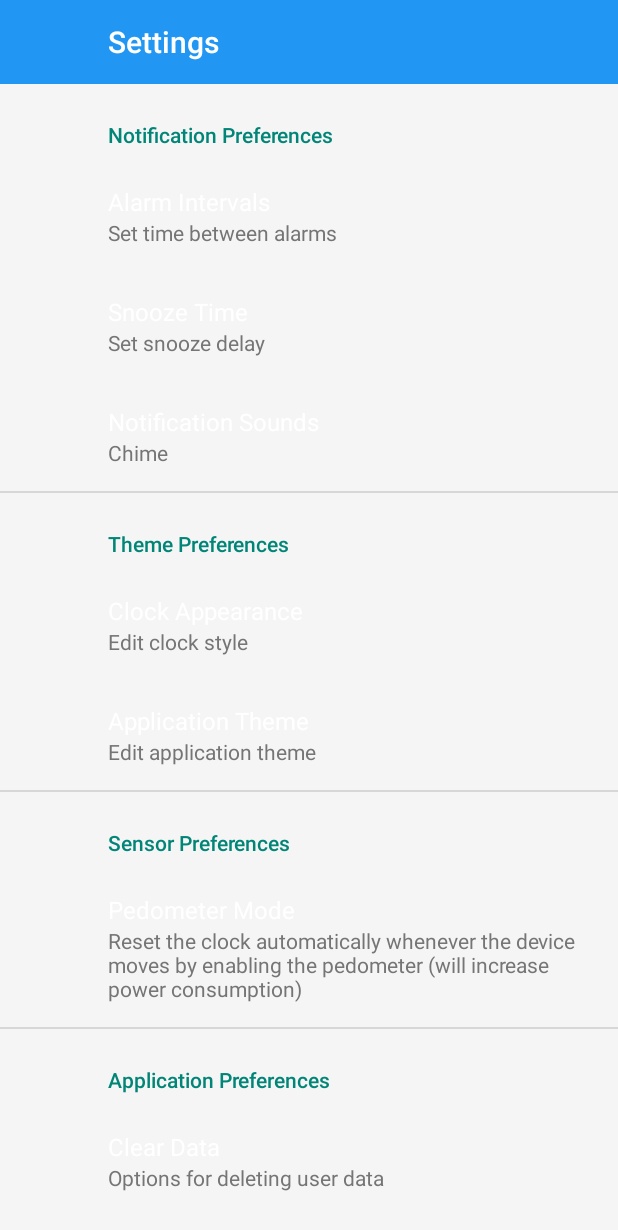
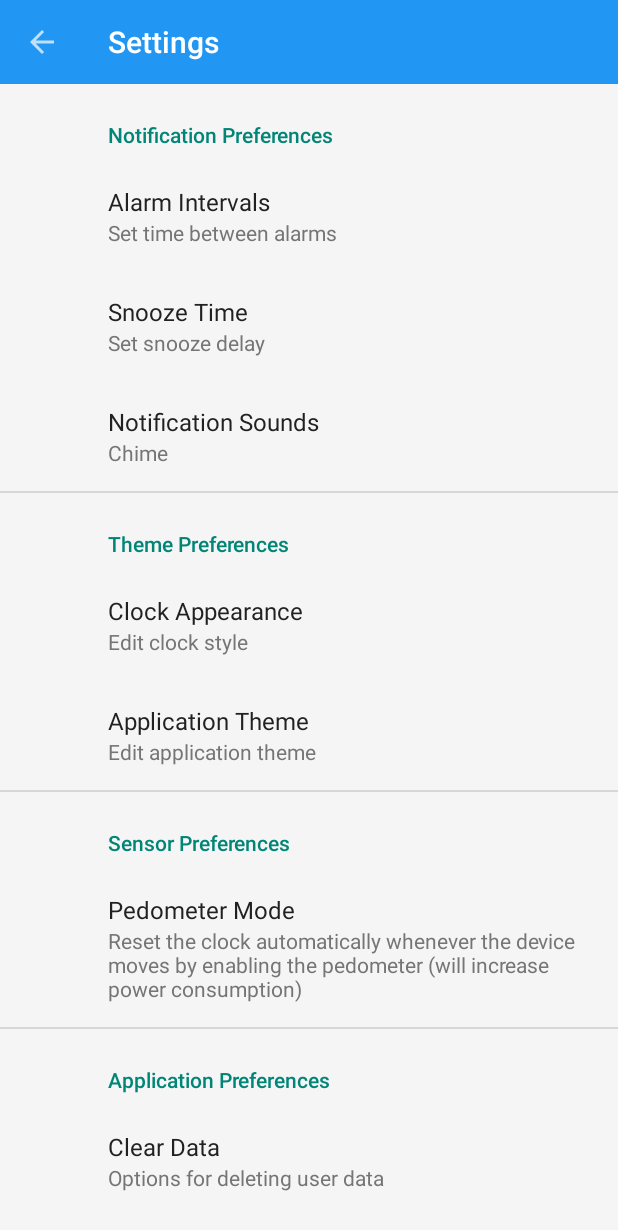
Before and after one commit to MikeFot/Android--Desk-Alarm, an Android app: the SettingsActivity screen opened directly, with no data from a screen before it, on a phone screen of 412 x 824 dp. Shown: the top 1230 px of the screen. Run offline under Robolectric (Android 15) with nearby library versions, the phone set to English and light mode, and no system bars; our stand-ins replace androidx.preference; 1 statement that could not run was skipped.

Commit message:
Theming changes

```diff
--- a/app/src/main/res/layout/toolbar_app.xml
+++ b/app/src/main/res/layout/toolbar_app.xml
@@ -1,13 +1,15 @@
 <?xml version="1.0" encoding="utf-8"?>
 <android.support.v7.widget.Toolbar
     xmlns:android="http://schemas.android.com/apk/res/android"
+    xmlns:app="http://schemas.android.com/apk/res-auto"
     xmlns:tools="http://schemas.android.com/tools"
     android:id="@+id/toolbar"
-    style="@style/AppTheme.ToolBarStyle"
     android:layout_width="match_parent"
     android:layout_height="?attr/actionBarSize"
+    android:background="@color/primary"
     android:minHeight="?attr/actionBarSize"
-    tools:text="title"
-    android:theme="@style/AppTheme.ToolBarTheme">
+    app:popupTheme="@style/ThemeOverlay.AppCompat.Light"
+    app:theme="@style/ThemeOverlay.AppCompat.Dark"
+    tools:text="title">
 
 </android.support.v7.widget.Toolbar>
--- a/app/src/main/res/values/color.xml
+++ b/app/src/main/res/values/color.xml
@@ -6,8 +6,9 @@
     <color name="primary_light">@color/md_blue_100</color>
     <color name="accent">@color/md_light_blue_500</color>
 
-    <color name="primary_text">@color/md_white_1000</color>
+    <color name="primary_text">@color/md_grey_900</color>
     <color name="secondary_text">@color/md_grey_600</color>
+    <color name="tertiary_text">@color/md_grey_400</color>
     <color name="text">@color/md_grey_900</color>
     <color name="icons">@color/md_white_1000</color>
 
--- a/app/src/main/res/values/styles.xml
+++ b/app/src/main/res/values/styles.xml
@@ -14,7 +14,7 @@
 
         <item name="android:textColorPrimary">@color/primary_text</item>
         <item name="android:textColorSecondary">@color/secondary_text</item>
-        <item name="android:textColorTertiary">@color/text</item>
+        <item name="android:textColorTertiary">@color/tertiary_text</item>
 
         <!--Selector-->
         <item name="colorControlNormal">@color/color_control_normal</item>
@@ -47,18 +47,19 @@
     </style>
 
     <style name="AppTheme.AppCompatAlertDialogStyle" parent="Theme.AppCompat.Light.Dialog.Alert">
+        <item name="android:textColor">@color/primary_text</item>
+        <item name="android:textSize">14sp</item>
     </style>
 
-    <!-- ToolBar -->
-    <style name="AppTheme.ToolBarStyle" parent="Theme.AppCompat.Light">
-        <item name="android:background">@color/primary</item>
-        <item name="android:textColorPrimary">@color/text</item>
-        <item name="android:textColorSecondary">@color/secondary_text</item>
-        <item name="actionMenuTextColor">@color/icons</item>
-    </style>
+    <style name="AppTheme.Switch" parent="AppTheme">
+        <!-- active thumb & track color (30% transparency) -->
+        <item name="colorControlActivated">@color/primary_light</item>
 
-    <style name="AppTheme.ToolBarTheme" parent="@style/Widget.AppCompat.Light.ActionBar">
-        <item name="colorControlNormal">@color/accent</item>
+        <!-- inactive thumb color -->
+        <item name="colorSwitchThumbNormal">@color/accent</item>
+
+        <!-- inactive track color (30% transparency) -->
+        <item name="android:colorForeground">@color/md_black_1000</item>
     </style>
 
 </resources>
```
Also changed, not shown: app/src/main/res/layout/switch_layout.xml (+5 -6 lines), 1 other file.
